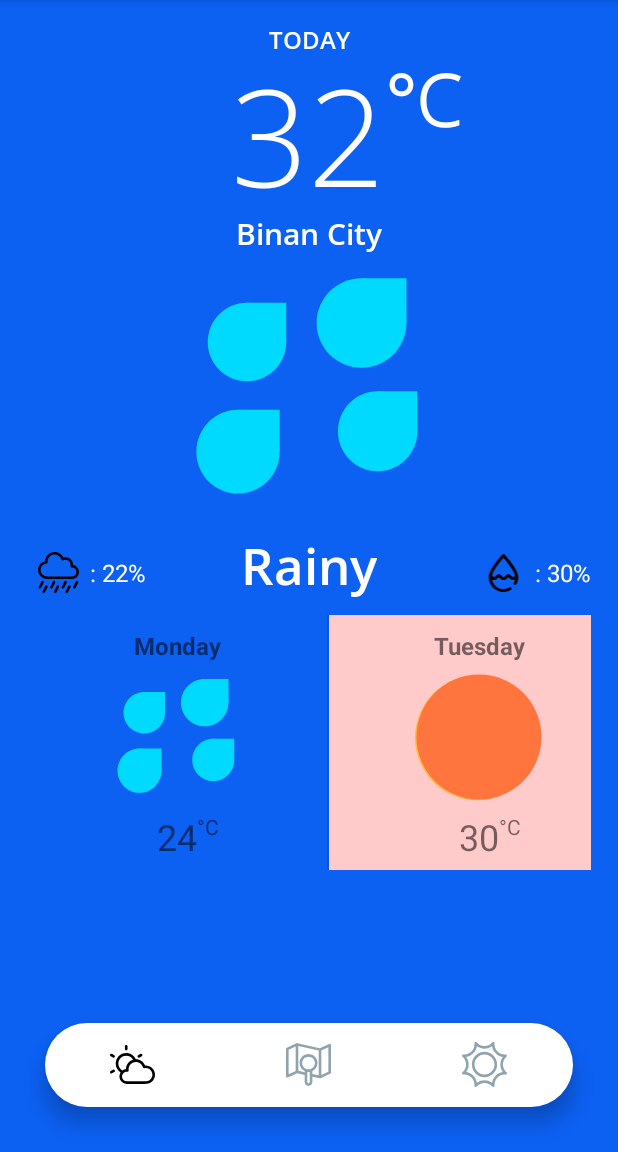
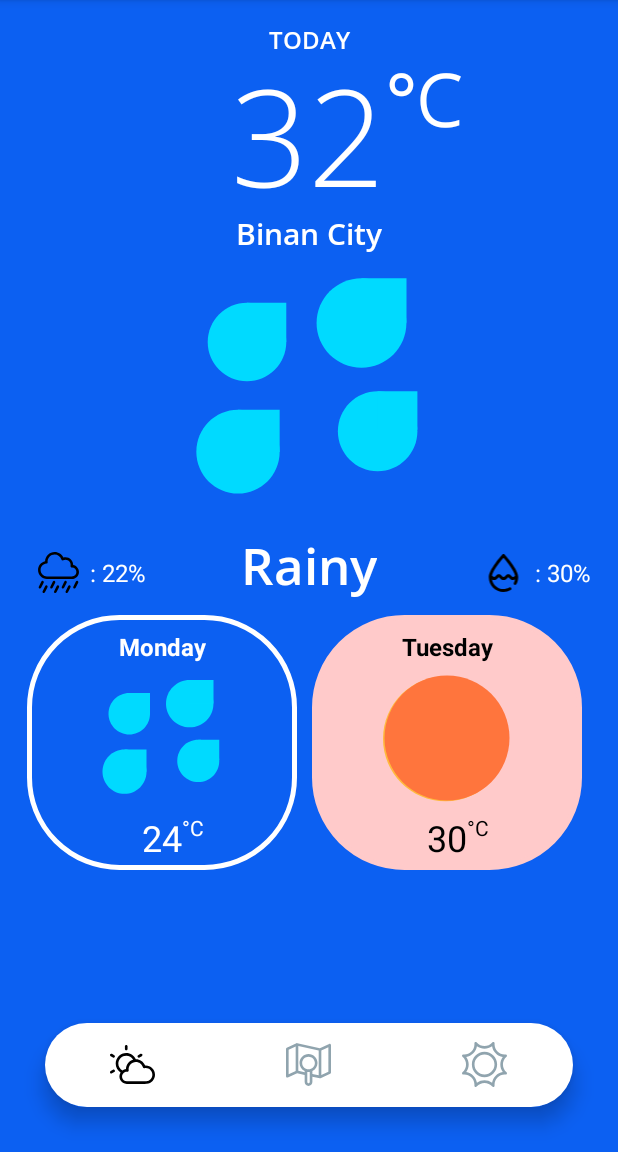
Before and after one commit to Lemsicode/android-weather-app, an Android app: the screen it shows after launch (MainActivity), on a phone screen of 412 x 824 dp, the part 84-1236 px from its top. Run offline under Robolectric (Android 15) with nearby library versions, the phone set to English and light mode, and no system bars.

Commit message:
Beta 3.2 - Finished the forecasts function UI, yet still not the final design - subject to change. callAPI() still is not accomplished.

```diff
--- a/app/src/main/java/ph/com/panahon/ForecastAdapter.kt
+++ b/app/src/main/java/ph/com/panahon/ForecastAdapter.kt
@@ -20,7 +20,7 @@ class ForecastAdapter(private var forecasts: ArrayList<Forecast>) : RecyclerView
     override fun onBindViewHolder(holder: ForecastViewHolder, position: Int) {
         holder.setWeather(forecasts[position].weather)
         holder.tvDay.text = forecasts[position].day
-        holder.tvTemp.text = forecasts[position].temperature.toString()
+        holder.setTemperature(forecasts[position].temperature, Weather.C)
     }
 
     override fun getItemCount(): Int {
--- a/app/src/main/java/ph/com/panahon/ForecastViewHolder.kt
+++ b/app/src/main/java/ph/com/panahon/ForecastViewHolder.kt
@@ -3,42 +3,102 @@ package ph.com.panahon
 import android.os.Build
 import android.view.View
 import android.widget.ImageView
+import android.widget.LinearLayout
 import android.widget.TextView
 import androidx.annotation.RequiresApi
-import androidx.constraintlayout.widget.ConstraintLayout
+import androidx.core.content.res.ResourcesCompat
 import androidx.recyclerview.widget.RecyclerView
 
 open class ForecastViewHolder(itemView: View) : RecyclerView.ViewHolder(itemView) {
 
-    var ivWeather: ImageView = itemView.findViewById(R.id.iv_template_weather)
+    private var ivWeather: ImageView = itemView.findViewById(R.id.iv_template_weather)
     var tvDay: TextView = itemView.findViewById(R.id.tv_template_day)
-    var tvTemp: TextView = itemView.findViewById(R.id.tv_template_temp)
-    var tvUnitDegree: TextView = itemView.findViewById(R.id.tv_template_unit_degree)
-    var bg: ConstraintLayout = itemView.findViewById(R.id.cl_template)
+    private var tvTemp: TextView = itemView.findViewById(R.id.tv_template_temp)
+    private var tvUnitDegree: TextView = itemView.findViewById(R.id.tv_template_unit_degree)
+    private var bg: LinearLayout = itemView.findViewById(R.id.ll_template)
+    private var celsius: Int = 0
+    private var fahrenheit: Int = 0
+    private var isCelsius: Boolean = true
+
+    open fun setTemperature(temp: Int, degreeUnitCode: Int) {
+        when (degreeUnitCode) {
+            Weather.F -> {
+                fahrenheit = temp
+                celsius = (fahrenheit - 32) * 5/9
+
+                tvTemp.text = fahrenheit.toString()
+                tvUnitDegree.text = "°F"
+            }
+            Weather.C -> {
+                celsius = temp
+                fahrenheit = (celsius * 9/5) + 32
+
+                tvTemp.text = celsius.toString()
+                tvUnitDegree.text = "°C"
+            }
+        }
+    }
+
+    open fun toggleUnitDegree(){
+        if(isCelsius) {
+            tvTemp.text = fahrenheit.toString()
+            tvUnitDegree.text = "°F"
+        }
+        else {
+            tvTemp.text = celsius.toString()
+            tvUnitDegree.text = "°C"
+        }
+    }
 
     @RequiresApi(Build.VERSION_CODES.M)
     open fun setWeather(weatherCode: Int) {
         when (weatherCode) {
             Weather.SUNNY -> {
                 ivWeather.setImageResource(R.drawable.ic_sun)
-                bg.setBackgroundColor(itemView.resources.getColor(R.color.sunny_bg, itemView.context.theme))
+                bg.background = ResourcesCompat.getDrawable(itemView.resources, R.drawable.rvi_sunny_corners, itemView.context.theme)
+                changeFontColor(DARK)
             }
             Weather.CLOUDY -> {
                 ivWeather.setImageResource(R.drawable.ic_cloud)
-                bg.setBackgroundColor(itemView.resources.getColor(R.color.cloudy_bg, itemView.context.theme))
+                bg.background = ResourcesCompat.getDrawable(itemView.resources, R.drawable.rvi_cloudy_corners, itemView.context.theme)
+                changeFontColor(WHITE)
             }
             Weather.STORMY -> {
                 ivWeather.setImageResource(R.drawable.ic_stormy)
-                bg.setBackgroundColor(itemView.resources.getColor(R.color.storms_bg, itemView.context.theme))
+                bg.background = ResourcesCompat.getDrawable(itemView.resources, R.drawable.rvi_stormy_corners, itemView.context.theme)
+                changeFontColor(WHITE)
             }
             Weather.SNOWY -> {
                 ivWeather.setImageResource(R.drawable.ic_snow)
-                bg.setBackgroundColor(itemView.resources.getColor(R.color.snow_bg, itemView.context.theme))
+                bg.background = ResourcesCompat.getDrawable(itemView.resources, R.drawable.rvi_snowy_corners, itemView.context.theme)
+                changeFontColor(DARK)
             }
             Weather.RAINY -> {
                 ivWeather.setImageResource(R.drawable.ic_rain)
-                bg.setBackgroundColor(itemView.resources.getColor(R.color.rainy_bg, itemView.context.theme))
+                bg.background = ResourcesCompat.getDrawable(itemView.resources, R.drawable.rvi_rainy_corners, itemView.context.theme)
+                changeFontColor(WHITE)
             }
         }
     }
+
+    @RequiresApi(Build.VERSION_CODES.M)
+    private fun changeFontColor(color: Int) {
+        when (color) {
+            WHITE -> {
+                tvDay.setTextColor(itemView.resources.getColor(R.color.white, itemView.context.theme))
+                tvTemp.setTextColor(itemView.resources.getColor(R.color.white, itemView.context.theme))
+                tvUnitDegree.setTextColor(itemView.resources.getColor(R.color.white, itemView.context.theme))
+            }
+            DARK -> {
+                tvDay.setTextColor(itemView.resources.getColor(R.color.black, itemView.context.theme))
+                tvTemp.setTextColor(itemView.resources.getColor(R.color.black, itemView.context.theme))
+                tvUnitDegree.setTextColor(itemView.resources.getColor(R.color.black, itemView.context.theme))
+            }
+        }
+    }
+
+    companion object {
+        const val WHITE = 200
+        const val DARK = 201
+    }
 }
--- a/app/src/main/java/ph/com/panahon/fragments/ForecastFragment.kt
+++ b/app/src/main/java/ph/com/panahon/fragments/ForecastFragment.kt
@@ -28,6 +28,7 @@ class ForecastFragment : Fragment() {
     private var weatherCode: Int = 0
     private var humidity: Int = 0
     private var precipitation: Int = 0
+    private lateinit var rvForecasts : RecyclerView
 
     /**
      * During onPause, the Communicator retrieves the current settings in the forecast fragment;
@@ -62,6 +63,9 @@ class ForecastFragment : Fragment() {
         // Initialize the Forecasts for the following days (RecyclerView)
         this.initializeForecasts(view)
 
+        // Last Tweaks
+
+        // Return View
         return view
     }
 
@@ -110,17 +114,11 @@ class ForecastFragment : Fragment() {
     }
 
     private fun initializeForecasts(view: View) {
-        val rvForecasts : RecyclerView = view.findViewById(R.id.rv_forecast)!!
+        rvForecasts = view.findViewById(R.id.rv_forecast)!!
         val manager: RecyclerView.LayoutManager =
             LinearLayoutManager(view.context, LinearLayoutManager.HORIZONTAL, false)
 
         rvForecasts.layoutManager = manager
         rvForecasts.adapter = ForecastAdapter(forecasts)
-
-        val dividerItemDecoration = DividerItemDecoration(
-            rvForecasts.context,
-            LinearLayoutManager.HORIZONTAL
-        )
-        rvForecasts.addItemDecoration(dividerItemDecoration)
     }
 }
--- /dev/null
+++ b/app/src/main/res/drawable/rvi_cloudy_corners.xml
@@ -0,0 +1,19 @@
+<?xml version="1.0" encoding="UTF-8"?>
+<shape xmlns:android="http://schemas.android.com/apk/res/android">
+    <solid android:color="@color/cloudy_bg"/>
+
+    <stroke android:width="3dp"
+        android:color="@color/cloudy_bg"
+        />
+
+    <padding android:left="1dp"
+        android:top="1dp"
+        android:right="1dp"
+        android:bottom="1dp"
+        />
+
+    <corners android:bottomRightRadius="60dp"
+        android:bottomLeftRadius="60dp"
+        android:topLeftRadius="60dp"
+        android:topRightRadius="60dp"/>
+</shape>
--- /dev/null
+++ b/app/src/main/res/drawable/rvi_rainy_corners.xml
@@ -0,0 +1,19 @@
+<?xml version="1.0" encoding="UTF-8"?>
+<shape xmlns:android="http://schemas.android.com/apk/res/android">
+    <solid android:color="@color/rainy_bg"/>
+
+    <stroke android:width="3dp"
+        android:color="@color/white"
+        />
+
+    <padding android:left="1dp"
+        android:top="1dp"
+        android:right="1dp"
+        android:bottom="1dp"
+        />
+
+    <corners android:bottomRightRadius="60dp"
+        android:bottomLeftRadius="60dp"
+        android:topLeftRadius="60dp"
+        android:topRightRadius="60dp"/>
+</shape>
--- /dev/null
+++ b/app/src/main/res/drawable/rvi_snowy_corners.xml
@@ -0,0 +1,19 @@
+<?xml version="1.0" encoding="UTF-8"?>
+<shape xmlns:android="http://schemas.android.com/apk/res/android">
+    <solid android:color="@color/snow_bg"/>
+
+    <stroke android:width="3dp"
+        android:color="@color/snow_bg"
+        />
+
+    <padding android:left="1dp"
+        android:top="1dp"
+        android:right="1dp"
+        android:bottom="1dp"
+        />
+
+    <corners android:bottomRightRadius="60dp"
+        android:bottomLeftRadius="60dp"
+        android:topLeftRadius="60dp"
+        android:topRightRadius="60dp"/>
+</shape>
--- /dev/null
+++ b/app/src/main/res/drawable/rvi_stormy_corners.xml
@@ -0,0 +1,19 @@
+<?xml version="1.0" encoding="UTF-8"?>
+<shape xmlns:android="http://schemas.android.com/apk/res/android">
+    <solid android:color="@color/storms_bg"/>
+
+    <stroke android:width="3dp"
+        android:color="@color/storms_bg"
+        />
+
+    <padding android:left="1dp"
+        android:top="1dp"
+        android:right="1dp"
+        android:bottom="1dp"
+        />
+
+    <corners android:bottomRightRadius="60dp"
+        android:bottomLeftRadius="60dp"
+        android:topLeftRadius="60dp"
+        android:topRightRadius="60dp"/>
+</shape>
--- /dev/null
+++ b/app/src/main/res/drawable/rvi_sunny_corners.xml
@@ -0,0 +1,19 @@
+<?xml version="1.0" encoding="UTF-8"?>
+<shape xmlns:android="http://schemas.android.com/apk/res/android">
+    <solid android:color="@color/sunny_bg"/>
+
+    <stroke android:width="3dp"
+        android:color="@color/sunny_bg"
+        />
+
+    <padding android:left="1dp"
+        android:top="1dp"
+        android:right="1dp"
+        android:bottom="1dp"
+        />
+
+    <corners android:bottomRightRadius="60dp"
+        android:bottomLeftRadius="60dp"
+        android:topLeftRadius="60dp"
+        android:topRightRadius="60dp"/>
+</shape>
--- a/app/src/main/res/layout/forecast_template.xml
+++ b/app/src/main/res/layout/forecast_template.xml
@@ -2,10 +2,11 @@
 <LinearLayout xmlns:android="http://schemas.android.com/apk/res/android"
     xmlns:app="http://schemas.android.com/apk/res-auto"
     xmlns:tools="http://schemas.android.com/tools"
-    android:layout_width="200dp"
+    android:id="@+id/ll_template"
+    android:layout_width="180dp"
     android:layout_height="match_parent"
-    android:orientation="vertical"
-    >
+    android:layout_marginEnd="10dp"
+    android:orientation="vertical">
 
     <androidx.constraintlayout.widget.ConstraintLayout
         android:id="@+id/cl_template"
```
